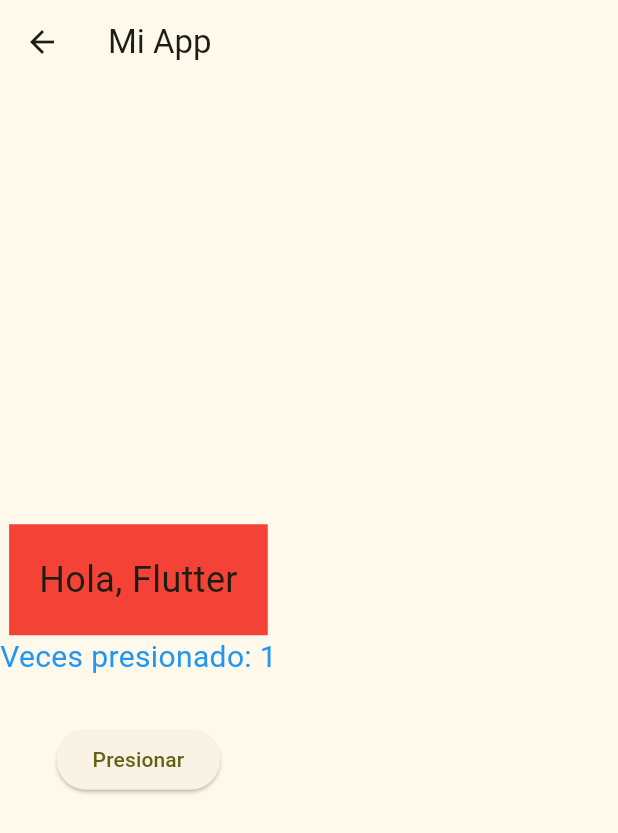
After one commit to patrick-1234567/psiemens-flutter001, a Flutter app: the ContainerScreen screen opened directly, after a tap on "Presionar", on a phone screen of 412 x 824 dp. The commit adds this screen. Shown: the top 833 px of the screen. Run offline on Flutter 3.47's test engine with Material 3 defaults, Android fonts, the light colour scheme and no system bars.

Commit message:
Ejercicio dia 1 semana 2
container app y pantalla con container creadas

```diff
--- /dev/null
+++ b/lib/views/container.dart
@@ -0,0 +1,60 @@
+import 'package:flutter/material.dart';
+//Prompt 1
+//Pregunta 1: el container es un contenedor visual que organiza y estiliza su contenido.
+//Pregunta 2: los elementos se organizan verticalmente en una columna
+
+//Prompt 2
+//Pregunta 1: utilizamos setStatepara indicar que el estado del widget ha cambiado y que debe ser reconstruido.
+//Pregunta 2: si no usamos setState se incrementara el valor de counter pero no se actualizara la interfaz
+
+
+class ContainerScreen extends StatefulWidget {
+  const ContainerScreen({super.key});
+
+  @override
+  State<ContainerScreen> createState() => _ContainerScreenState();
+}
+
+class _ContainerScreenState extends State<ContainerScreen> {
+  int _counter = 0; // Variable para el contador
+
+  void _incrementCounter() {
+    setState(() {
+      _counter++; // Incrementa el contador
+    });
+  }
+
+  @override
+  Widget build(BuildContext context) {
+    return Scaffold(
+      appBar: AppBar(
+        title: const Text('Mi App'),
+      ),
+      body: Column(
+        mainAxisAlignment: MainAxisAlignment.center,
+        children: [
+          Container(
+            padding: const EdgeInsets.all(20.0),
+            color: Colors.red,
+            child: const Text(
+              'Hola, Flutter',
+              style: TextStyle(fontSize: 24),
+            ),
+          ),
+          Text(
+            'Veces presionado: $_counter', // Muestra el valor del contador
+            style: const TextStyle(
+              fontSize: 20,
+              color: Colors.blue,
+              ),
+          ),
+          const SizedBox(height: 30),
+          ElevatedButton(
+            onPressed: _incrementCounter, // Llama a la función para incrementar
+            child: const Text('Presionar'),
+          ),
+        ],
+      ),
+    );
+  }
+}
```
Also changed, not shown: lib/main.dart (+5 -2 lines), lib/views/app_container.dart (added, +76 -0 lines), lib/views/login_screen.dart (+16 -3 lines), lib/views/task_screen.dart (added, +200 -0 lines), lib/views/welcome_screen.dart (+19 -3 lines), lib/views/welcom_screen.dart (deleted).
